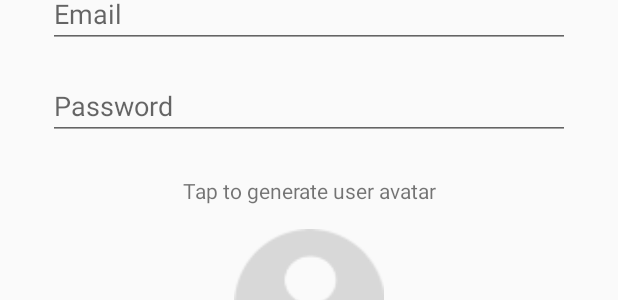
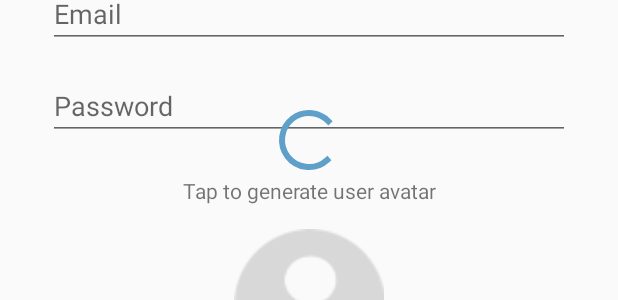
Before and after one commit to mvkva/SmackChatApp, an Android app: the layout activity_create_user.xml on its own in the app's theme, with its tools: preview values and no code run, on a phone screen of 412 x 824 dp. Shown: the part 160-460 px from the top of the screen. Run offline under Robolectric (Android 15) with nearby library versions, the phone set to English and light mode, and no system bars.

Commit message:
Create user method finished.

```diff
--- a/app/build.gradle
+++ b/app/build.gradle
@@ -24,10 +24,10 @@ android {
 
 dependencies {
     implementation fileTree(dir: 'libs', include: ['*.jar'])
-    implementation "org.jetbrains.kotlin:kotlin-stdlib-jre7:$kotlin_version"
+    implementation "org.jetbrains.kotlin:kotlin-stdlib-jdk7:$kotlin_version"
     implementation 'com.android.support:appcompat-v7:27.1.1'
     implementation 'com.android.support:design:27.1.1'
-    implementation 'com.android.support.constraint:constraint-layout:1.1.2'
+    implementation 'com.android.support.constraint:constraint-layout:1.1.3'
     implementation 'com.android.volley:volley:1.1.1'
     testImplementation 'junit:junit:4.12'
     androidTestImplementation 'com.android.support.test:runner:1.0.2'
--- a/app/src/main/java/com/milenkobojanic/smackchatapp/utilities/Constants.kt
+++ b/app/src/main/java/com/milenkobojanic/smackchatapp/utilities/Constants.kt
@@ -4,3 +4,6 @@ const val BASE_URL = "https://mvkvachat.herokuapp.com/v1/"
 const val URL_REGISTER = "${BASE_URL}account/register"
 const val URL_LOGIN = "${BASE_URL}account/login"
 const val URL_CREATE_USER = "${BASE_URL}user/add"
+
+// Broadcast Constants
+const val BROADCAST_USER_DATA_CHANGE = "BROADCAST_USER_DATA_CHANGE"
--- a/app/src/main/res/layout/activity_create_user.xml
+++ b/app/src/main/res/layout/activity_create_user.xml
@@ -110,4 +110,15 @@
         app:layout_constraintEnd_toEndOf="parent"
         app:layout_constraintHorizontal_bias="0.5"
         app:layout_constraintStart_toStartOf="parent"/>
+
+    <ProgressBar
+        android:id="@+id/createUserProgressBar"
+        style="?android:attr/progressBarStyle"
+        android:layout_width="wrap_content"
+        android:layout_height="wrap_content"
+        android:layout_marginEnd="8dp"
+        android:layout_marginStart="8dp"
+        app:layout_constraintBottom_toTopOf="@+id/textView2"
+        app:layout_constraintEnd_toEndOf="parent"
+        app:layout_constraintStart_toStartOf="parent"/>
 </android.support.constraint.ConstraintLayout>
--- a/app/src/main/res/values/strings.xml
+++ b/app/src/main/res/values/strings.xml
@@ -6,4 +6,6 @@
     <string name="nav_header_subtitle">android.studio@android.com</string>
     <string name="nav_header_desc">Navigation header</string>
     <string name="action_settings">Settings</string>
+    <string name="empty_string_error_message">Make sure user name, email and password are filled in.</string>
+    <string name="error_message">Something went wrong, please try again!</string>
 </resources>
--- a/build.gradle
+++ b/build.gradle
@@ -1,13 +1,13 @@
 // Top-level build file where you can add configuration options common to all sub-projects/modules.
 
 buildscript {
-    ext.kotlin_version = '1.2.51'
+    ext.kotlin_version = '1.2.61'
     repositories {
         google()
         jcenter()
     }
     dependencies {
-        classpath 'com.android.tools.build:gradle:3.1.3'
+        classpath 'com.android.tools.build:gradle:3.1.4'
         classpath "org.jetbrains.kotlin:kotlin-gradle-plugin:$kotlin_version"
 
         // NOTE: Do not place your application dependencies here; they belong
```
Also changed, not shown: app/src/main/java/com/milenkobojanic/smackchatapp/activities/CreateUserActivity.kt (+40 -3 lines).
